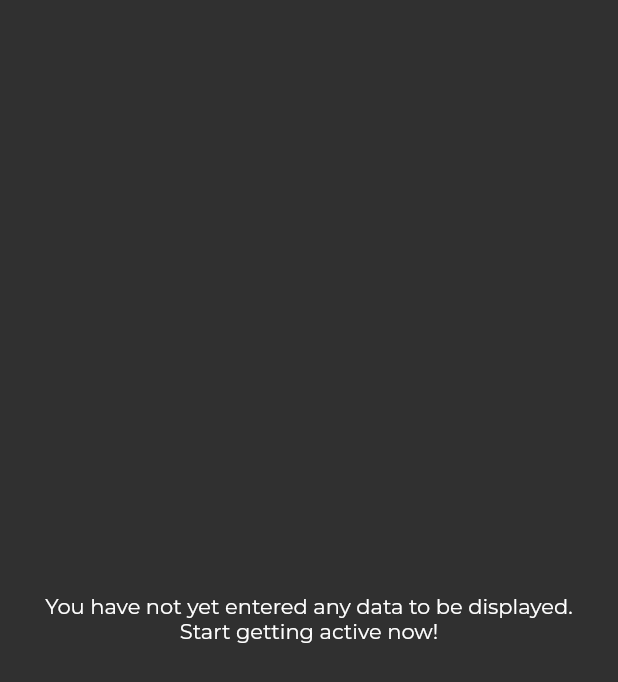
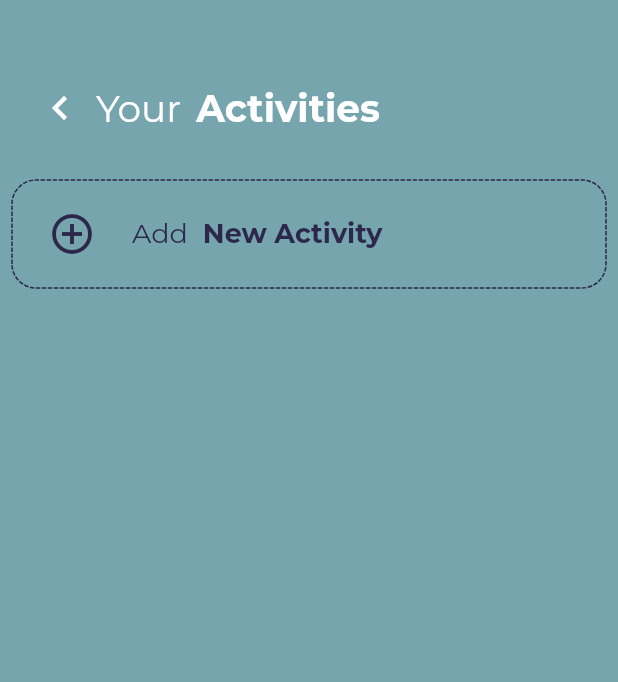
Before and after one commit to luuuuk/datavisualizationapp, a Flutter app: the ActivityListScreen screen opened by its route, on a phone screen of 412 x 824 dp. Shown: the top 682 px of the screen. Run offline on Flutter 3.47's test engine with Material 2 defaults, Android fonts, the phone set to English and light mode, and no system bars; drawn by our look-alikes of dotted_border; our stand-ins replace charts_flutter, flutter_slidable, flutter_speed_dial, google_fonts, page_transition, percent_indicator and 1 more; accounts and stored records are empty.

Commit message:
[Fix] ScrollPhysics of ActivityListScreen fixed

```diff
--- a/lib/screens/activity_list_screen.dart
+++ b/lib/screens/activity_list_screen.dart
@@ -21,16 +21,169 @@ class _ActivityListScreenState extends State<ActivityListScreen> {
   @override
   Widget build(BuildContext context) {
     return Scaffold(
+      resizeToAvoidBottomPadding: false,
       key: _key,
       body: FutureBuilder<List<RecordedActivity>>(
         future: getActivityData(),
         builder: (context, AsyncSnapshot<List<RecordedActivity>> snapshot) {
           if (snapshot.hasData) {
             return Container(
-              padding: EdgeInsets.only(top: 2),
+              padding: EdgeInsets.only(top: 32),
                 color: ThemeColors.blueGreenisShade2,
-                child: ListView(
-                  shrinkWrap: true,
+                child: SingleChildScrollView(
+                  child: Column(
+                    children: [
+                      Container(
+                        padding: EdgeInsets.all(16),
+                        child: Center(
+                          child: Row(
+                            mainAxisAlignment: MainAxisAlignment.start,
+                            children: <Widget>[
+                              IconButton(
+                                onPressed: () {
+                                  Navigator.pushNamed(
+                                      context, WelcomeScreen.routeName);
+                                },
+                                alignment: Alignment.topLeft,
+                                icon: Icon(
+                                  Icons.keyboard_arrow_left,
+                                  color: Colors.white,
+                                  size: 32,
+                                ),
+                              ),
+                              Row(
+                                children: [
+                                  Text(
+                                    'Your',
+                                    style: TextStyle(
+                                        fontFamily: 'Montserrat',
+                                        color: Colors.white,
+                                        fontSize: 25.0),
+                                  ),
+                                  SizedBox(width: 10.0),
+                                  Text(
+                                    'Activities',
+                                    style: TextStyle(
+                                        fontFamily: 'Montserrat',
+                                        color: Colors.white,
+                                        fontWeight: FontWeight.bold,
+                                        fontSize: 25.0),
+                                  ),
+                                ],
+                              ),
+                            ],
+                          ),
+                        ),
+                      ),
+                      GestureDetector(
+                        onTap: () {
+                          Navigator.pushNamed(context, AddDataScreen.routeName);
+                        },
+                        child: Container(
+                          margin: EdgeInsets.fromLTRB(8,8,8,0),
+                          child: DottedBorder(
+                            padding: EdgeInsets.all(8),
+                            borderType: BorderType.RRect,
+                            radius: Radius.circular(16),
+                            color: ThemeColors.darkBlue,
+                            child: ListTile(
+                              leading: Icon(Icons.add_circle_outline, color: ThemeColors.darkBlue, size: 32,),
+                              title: Row(
+                                children: [
+                                  Text(
+                                    'Add',
+                                    style: TextStyle(
+                                        fontFamily: 'Montserrat',
+                                        color: ThemeColors.darkBlue,
+                                        fontSize: 18.0),
+                                  ),
+                                  SizedBox(width: 10.0),
+                                  Text(
+                                    'New Activity',
+                                    style: TextStyle(
+                                        fontFamily: 'Montserrat',
+                                        color: ThemeColors.darkBlue,
+                                        fontWeight: FontWeight.bold,
+                                        fontSize: 18.0),
+                                  ),
+                                ],
+                              ),
+                            ),
+                          ),
+                        ),
+                      ),
+                      ListView.builder(
+                        physics: NeverScrollableScrollPhysics(),
+                        shrinkWrap: true,
+                        itemCount: snapshot.data.length,
+                        itemBuilder: (context, index) {
+                          return Slidable(
+                            actionPane: SlidableDrawerActionPane(),
+                            actionExtentRatio: 0.25,
+                            secondaryActions: <Widget>[
+                              IconSlideAction(
+                                  caption: 'Edit',
+                                  color: Colors.amberAccent,
+                                  icon: Icons.edit,
+                                  onTap: () {
+                                    /// Open ModifyActivityScreen
+                                    Navigator.pop(context);
+                                    Navigator.of(context).push(MaterialPageRoute(
+                                        builder: (context) => ModifyDataScreen(
+                                            snapshot.data[index])));
+                                  }),
+                              IconSlideAction(
+                                caption: 'Delete',
+                                color: Colors.red,
+                                icon: Icons.delete,
+                                onTap: () {
+                                  setState(() {
+                                    deleteData(snapshot.data[index]);
+                                    snapshot.data.removeAt(index);
+                                  });
+                                },
+                              ),
+                            ],
+                            child: Card(
+                              margin: EdgeInsets.fromLTRB(8, 4, 8, 4),
+                              shape: RoundedRectangleBorder(
+                              borderRadius: BorderRadius.circular(15.0),
+                            ),
+                              elevation: 0,
+                              child: Container(
+                                padding: EdgeInsets.all(8),
+                                decoration: BoxDecoration(
+                                  color: ThemeColors.darkBlue,
+                                  borderRadius: BorderRadius.circular(15.0),
+                                ),
+                                child: ListTile(
+                                  leading: _getActivityIcon(snapshot.data[index]),
+                                  title: Text(snapshot.data[index].activityType + " " + snapshot.data[index].date, style: GoogleFonts.montserrat(
+                                      color: Colors.white),),
+                                  subtitle: Column(
+                                    crossAxisAlignment: CrossAxisAlignment.stretch,
+                                    children: [
+                                      Text("\t\t\tDuration: " + snapshot.data[index].duration, style: GoogleFonts.montserrat(
+                                          color: Colors.white),),
+                                      snapshot.data[index].activityType == "Climbing" ? Text("\t\t\tDistance: - km", style: GoogleFonts.montserrat(
+                                          color: Colors.white),) : Text("\t\t\tDistance: " + snapshot.data[index].distance.toString()+ " km", style: GoogleFonts.montserrat(
+                                          color: Colors.white),),
+                                    ],
+                                  ),
+                                ),
+                              ),
+                            ),
+                          );
+                        },
+                      ),
+                    ],
+                  ),
+                ));
+          } else {
+            return Container(
+                padding: EdgeInsets.only(top: 32),
+                color: ThemeColors.blueGreenisShade2,
+                child: Column(
                   children: [
                     Container(
                       padding: EdgeInsets.all(16),
@@ -111,80 +264,8 @@ class _ActivityListScreenState extends State<ActivityListScreen> {
                         ),
                       ),
                     ),
-                    ListView.builder(
-                      shrinkWrap: true,
-                      itemCount: snapshot.data.length,
-                      itemBuilder: (context, index) {
-                        return Slidable(
-                          actionPane: SlidableDrawerActionPane(),
-                          actionExtentRatio: 0.25,
-                          secondaryActions: <Widget>[
-                            IconSlideAction(
-                                caption: 'Edit',
-                                color: Colors.amberAccent,
-                                icon: Icons.edit,
-                                onTap: () {
-                                  /// Open ModifyActivityScreen
-                                  Navigator.pop(context);
-                                  Navigator.of(context).push(MaterialPageRoute(
-                                      builder: (context) => ModifyDataScreen(
-                                          snapshot.data[index])));
-                                }),
-                            IconSlideAction(
-                              caption: 'Delete',
-                              color: Colors.red,
-                              icon: Icons.delete,
-                              onTap: () {
-                                setState(() {
-                                  deleteData(snapshot.data[index]);
-                                  snapshot.data.removeAt(index);
-                                });
-                              },
-                            ),
-                          ],
-                          child: Card(
-                            shape: RoundedRectangleBorder(
-                            borderRadius: BorderRadius.circular(15.0),
-                          ),
-                            elevation: 0,
-                            child: Container(
-                              padding: EdgeInsets.all(8),
-                              decoration: BoxDecoration(
-                                color: ThemeColors.darkBlue,
-                                borderRadius: BorderRadius.circular(15.0),
-                              ),
-                              child: ListTile(
-                                leading: _getActivityIcon(snapshot.data[index]),
-                                title: Text(snapshot.data[index].activityType + " " + snapshot.data[index].date, style: GoogleFonts.montserrat(
-                                    color: Colors.white),),
-                                subtitle: Column(
-                                  crossAxisAlignment: CrossAxisAlignment.stretch,
-                                  children: [
-                                    Text("\t\t\tDuration: " + snapshot.data[index].duration, style: GoogleFonts.montserrat(
-                                        color: Colors.white),),
-                                    snapshot.data[index].activityType == "Climbing" ? Text("\t\t\tDistance: - km", style: GoogleFonts.montserrat(
-                                        color: Colors.white),) : Text("\t\t\tDistance: " + snapshot.data[index].distance.toString()+ " km", style: GoogleFonts.montserrat(
-                                        color: Colors.white),),
-                                  ],
-                                ),
-                              ),
-                            ),
-                          ),
-                        );
-                      },
-                    ),
                   ],
                 ));
-          } else {
-            return Center(
-              child: Text(
-                "You have not yet entered any data to be displayed. \nStart getting active now!",
-                style: GoogleFonts.montserrat(
-                  color: Colors.white,
-                ),
-                textAlign: TextAlign.center,
-              ),
-            );
           }
         },
       ),
```
